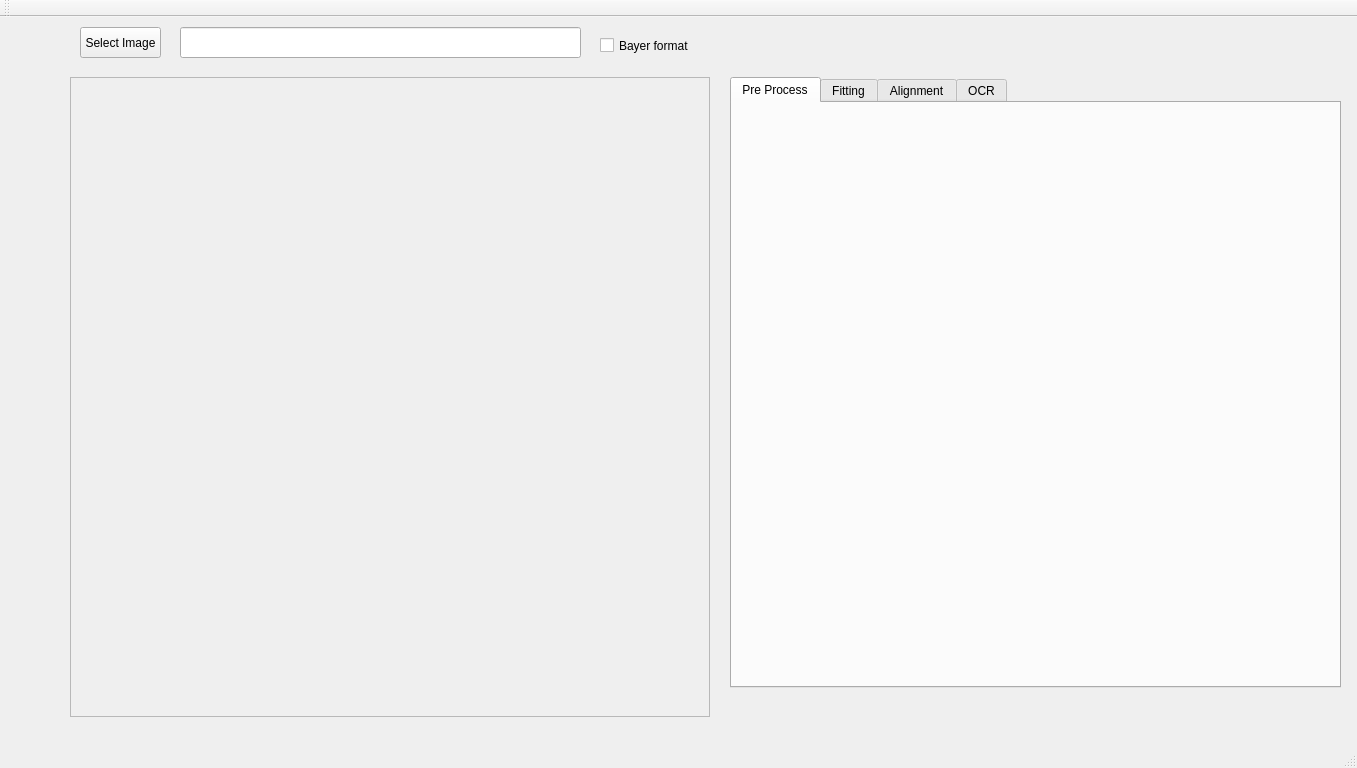
The window that VisionWidget/visionwidget.ui (hceng123/VisionLibrary) describes before a commit, drawn with Qt 5.
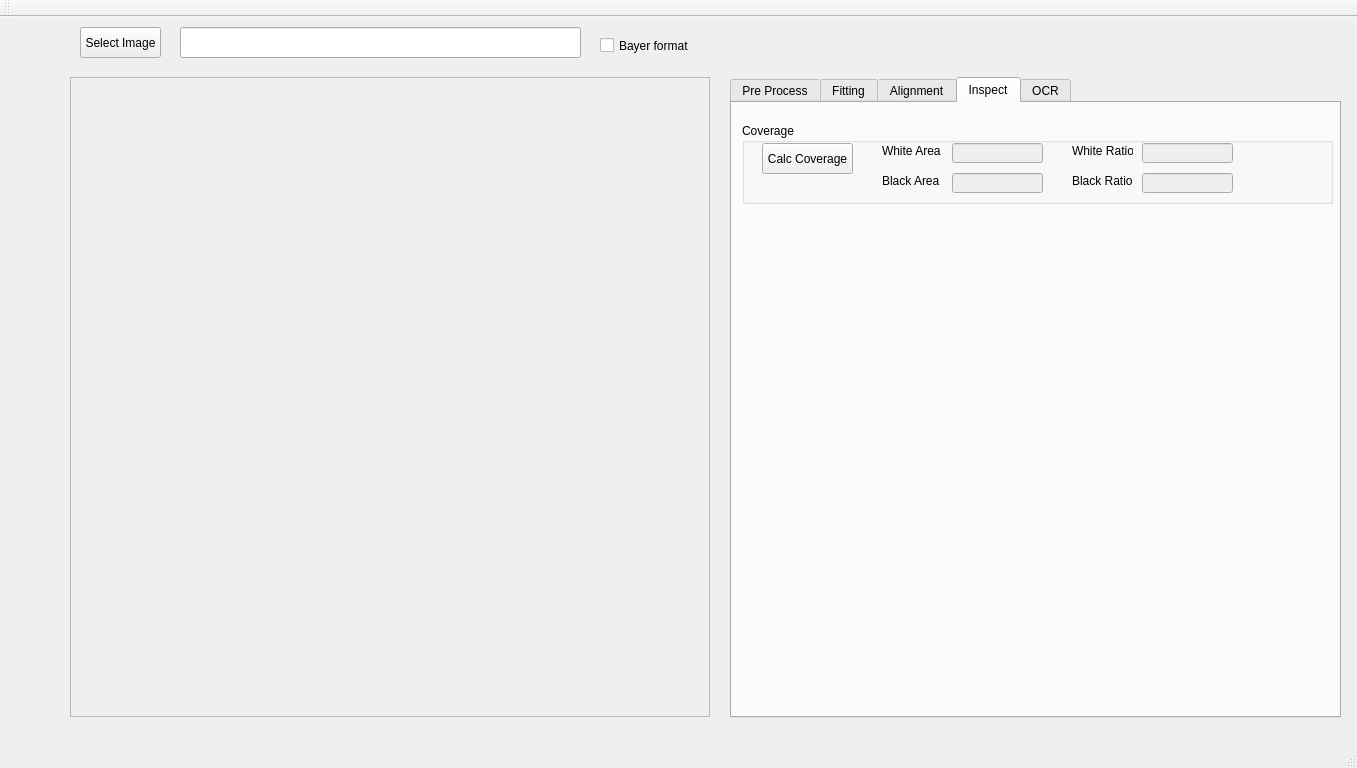
The same window after the commit. The open tabs and pages were chosen to show the change. Custom widgets are drawn as their Qt base class.

Commit message:
Add LogCasePickColor. Add calculate white and black area function.
Add LogCasePickColor. Add calculate white and black area function.

```diff
--- a/VisionWidget/visionwidget.ui
+++ b/VisionWidget/visionwidget.ui
@@ -69,7 +69,7 @@
       <x>730</x>
       <y>60</y>
       <width>611</width>
-      <height>611</height>
+      <height>641</height>
      </rect>
     </property>
     <property name="currentIndex">
@@ -85,7 +85,7 @@
         <x>10</x>
         <y>10</y>
         <width>591</width>
-        <height>571</height>
+        <height>601</height>
        </rect>
       </property>
       <layout class="QVBoxLayout" name="verticalLayout">
@@ -980,6 +980,141 @@
       </widget>
      </widget>
     </widget>
+    <widget class="QWidget" name="tabInspect">
+     <attribute name="title">
+      <string>Inspect</string>
+     </attribute>
+     <widget class="QGroupBox" name="groupBox">
+      <property name="geometry">
+       <rect>
+        <x>10</x>
+        <y>20</y>
+        <width>591</width>
+        <height>81</height>
+       </rect>
+      </property>
+      <property name="title">
+       <string>Coverage</string>
+      </property>
+      <widget class="QPushButton" name="btnCalcCoverage">
+       <property name="geometry">
+        <rect>
+         <x>20</x>
+         <y>20</y>
+         <width>91</width>
+         <height>31</height>
+        </rect>
+       </property>
+       <property name="text">
+        <string>Calc Coverage</string>
+       </property>
+      </widget>
+      <widget class="QLabel" name="labelWhiteArea">
+       <property name="geometry">
+        <rect>
+         <x>140</x>
+         <y>20</y>
+         <width>61</width>
+         <height>16</height>
+        </rect>
+       </property>
+       <property name="text">
+        <string>White Area</string>
+       </property>
+      </widget>
+      <widget class="QLineEdit" name="lineEditWhiteArea">
+       <property name="enabled">
+        <bool>false</bool>
+       </property>
+       <property name="geometry">
+        <rect>
+         <x>210</x>
+         <y>20</y>
+         <width>91</width>
+         <height>20</height>
+        </rect>
+       </property>
+      </widget>
+      <widget class="QLabel" name="labelWhiteRatio">
+       <property name="geometry">
+        <rect>
+         <x>330</x>
+         <y>20</y>
+         <width>61</width>
+         <height>16</height>
+        </rect>
+       </property>
+       <property name="text">
+        <string>White Ratio</string>
+       </property>
+      </widget>
+      <widget class="QLineEdit" name="lineEditWhiteRatio">
+       <property name="enabled">
+        <bool>false</bool>
+       </property>
+       <property name="geometry">
+        <rect>
+         <x>400</x>
+         <y>20</y>
+         <width>91</width>
+         <height>20</height>
+        </rect>
+       </property>
+      </widget>
+      <widget class="QLineEdit" name="lineEditBlackRatio">
+       <property name="enabled">
+        <bool>false</bool>
+       </property>
+       <property name="geometry">
+        <rect>
+         <x>400</x>
+         <y>50</y>
+         <width>91</width>
+         <height>20</height>
+        </rect>
+       </property>
+      </widget>
+      <widget class="QLabel" name="labelBlackArea">
+       <property name="geometry">
+        <rect>
+         <x>140</x>
+         <y>50</y>
+         <width>61</width>
+         <height>16</height>
+        </rect>
+       </property>
+       <property name="text">
+        <string>Black Area</string>
+       </property>
+      </widget>
+      <widget class="QLabel" name="labelBlackRatio">
+       <property name="geometry">
+        <rect>
+         <x>330</x>
+         <y>50</y>
+         <width>61</width>
+         <height>16</height>
+        </rect>
+       </property>
+       <property name="text">
+        <string>Black Ratio</string>
+       </property>
+      </widget>
+      <widget class="QLineEdit" name="lineEditBlackArea">
+       <property name="enabled">
+        <bool>false</bool>
+       </property>
+       <property name="geometry">
+        <rect>
+         <x>210</x>
+         <y>50</y>
+         <width>91</width>
+         <height>20</height>
+        </rect>
+       </property>
+      </widget>
+     </widget>
+    </widget>
     <widget class="QWidget" name="tabOCR">
      <attribute name="title">
       <string>OCR</string>
```
The commit also changes 10 other files.
